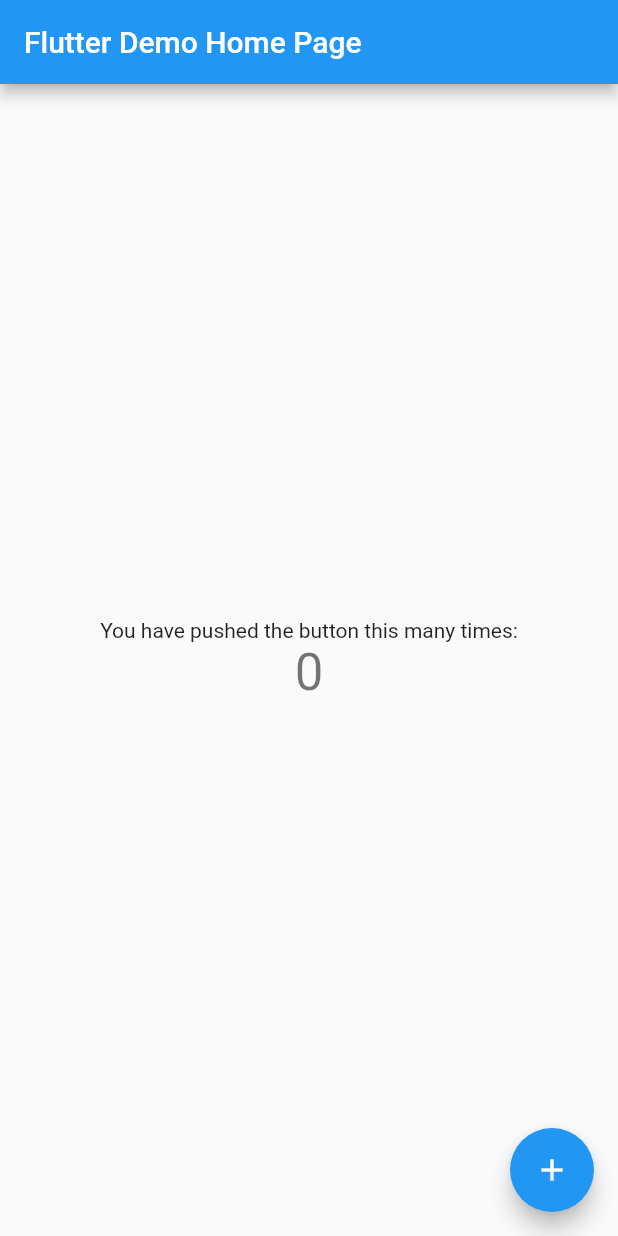
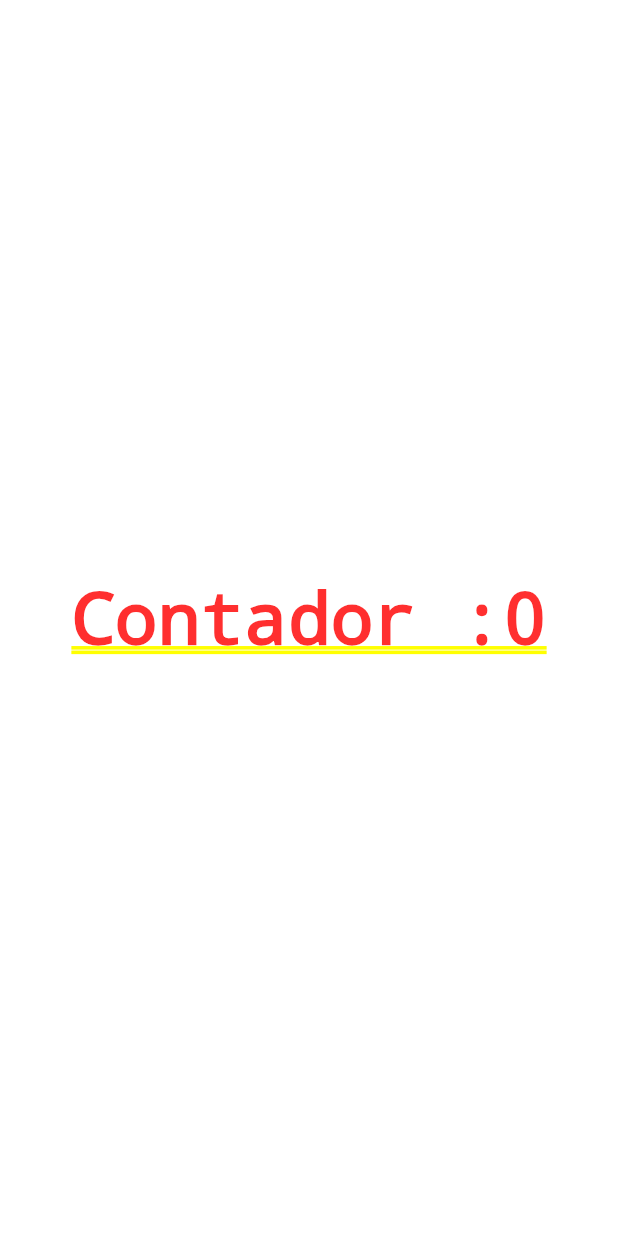
Before and after one commit to lucashpacheco/Curso-Flutter-Basico, a Flutter app: the screen it shows after launch, on a phone screen of 412 x 824 dp. Run offline on Flutter 3.47's test engine with Material 2 defaults, Android fonts, the phone set to English and light mode, and no system bars.

```diff
--- a/ola_mundo/lib/main.dart
+++ b/ola_mundo/lib/main.dart
@@ -1,117 +1,47 @@
 import 'package:flutter/material.dart';
 
-void main() {
-  runApp(MyApp());
+main() {
+  runApp(AppWidget(
+    title: 'Hello World!!',
+  ));
 }
 
-class MyApp extends StatelessWidget {
-  // This widget is the root of your application.
+class AppWidget extends StatelessWidget {
+  final String title;
+
+  const AppWidget({Key key, this.title}) : super(key: key);
+
   @override
   Widget build(BuildContext context) {
     return MaterialApp(
-      title: 'Flutter Demo',
-      theme: ThemeData(
-        // This is the theme of your application.
-        //
-        // Try running your application with "flutter run". You'll see the
-        // application has a blue toolbar. Then, without quitting the app, try
-        // changing the primarySwatch below to Colors.green and then invoke
-        // "hot reload" (press "r" in the console where you ran "flutter run",
-        // or simply save your changes to "hot reload" in a Flutter IDE).
-        // Notice that the counter didn't reset back to zero; the application
-        // is not restarted.
-        primarySwatch: Colors.blue,
-        // This makes the visual density adapt to the platform that you run
-        // the app on. For desktop platforms, the controls will be smaller and
-        // closer together (more dense) than on mobile platforms.
-        visualDensity: VisualDensity.adaptivePlatformDensity,
-      ),
-      home: MyHomePage(title: 'Flutter Demo Home Page'),
+      theme: ThemeData(primaryColor: Colors.lightBlue),
+      home: HomePage(),
     );
   }
 }
 
-class MyHomePage extends StatefulWidget {
-  MyHomePage({Key key, this.title}) : super(key: key);
-
-  // This widget is the home page of your application. It is stateful, meaning
-  // that it has a State object (defined below) that contains fields that affect
-  // how it looks.
-
-  // This class is the configuration for the state. It holds the values (in this
-  // case the title) provided by the parent (in this case the App widget) and
-  // used by the build method of the State. Fields in a Widget subclass are
-  // always marked "final".
-
-  final String title;
-
+class HomePage extends StatefulWidget {
   @override
-  _MyHomePageState createState() => _MyHomePageState();
+  State<HomePage> createState() {
+    return HomePageState();
+  }
 }
 
-class _MyHomePageState extends State<MyHomePage> {
-  int _counter = 0;
-
-  void _incrementCounter() {
-    setState(() {
-      // This call to setState tells the Flutter framework that something has
-      // changed in this State, which causes it to rerun the build method below
-      // so that the display can reflect the updated values. If we changed
-      // _counter without calling setState(), then the build method would not be
-      // called again, and so nothing would appear to happen.
-      _counter++;
-    });
-  }
-
+class HomePageState extends State<HomePage> {
+  int counter = 0;
   @override
   Widget build(BuildContext context) {
-    // This method is rerun every time setState is called, for instance as done
-    // by the _incrementCounter method above.
-    //
-    // The Flutter framework has been optimized to make rerunning build methods
-    // fast, so that you can just rebuild anything that needs updating rather
-    // than having to individually change instances of widgets.
-    return Scaffold(
-      appBar: AppBar(
-        // Here we take the value from the MyHomePage object that was created by
-        // the App.build method, and use it to set our appbar title.
-        title: Text(widget.title),
-      ),
-      body: Center(
-        // Center is a layout widget. It takes a single child and positions it
-        // in the middle of the parent.
-        child: Column(
-          // Column is also a layout widget. It takes a list of children and
-          // arranges them vertically. By default, it sizes itself to fit its
-          // children horizontally, and tries to be as tall as its parent.
-          //
-          // Invoke "debug painting" (press "p" in the console, choose the
-          // "Toggle Debug Paint" action from the Flutter Inspector in Android
-          // Studio, or the "Toggle Debug Paint" command in Visual Studio Code)
-          // to see the wireframe for each widget.
-          //
-          // Column has various properties to control how it sizes itself and
-          // how it positions its children. Here we use mainAxisAlignment to
-          // center the children vertically; the main axis here is the vertical
-          // axis because Columns are vertical (the cross axis would be
-          // horizontal).
-          mainAxisAlignment: MainAxisAlignment.center,
-          children: <Widget>[
-            Text(
-              'You have pushed the button this many times:',
-            ),
-            Text(
-              '$_counter',
-              style: Theme.of(context).textTheme.headline4,
-            ),
-          ],
+    return Container(
+      child: Center(
+        child: GestureDetector(
+          child: Text('Contador :$counter'),
+          onTap: () {
+            setState(() {
+              counter++;
+            });
+          },
         ),
       ),
-      floatingActionButton: FloatingActionButton(
-        onPressed: _incrementCounter,
-        tooltip: 'Increment',
-        child: Icon(Icons.add),
-      ), // This trailing comma makes auto-formatting nicer for build methods.
     );
   }
 }
```
Also changed, not shown: 1 other file.
